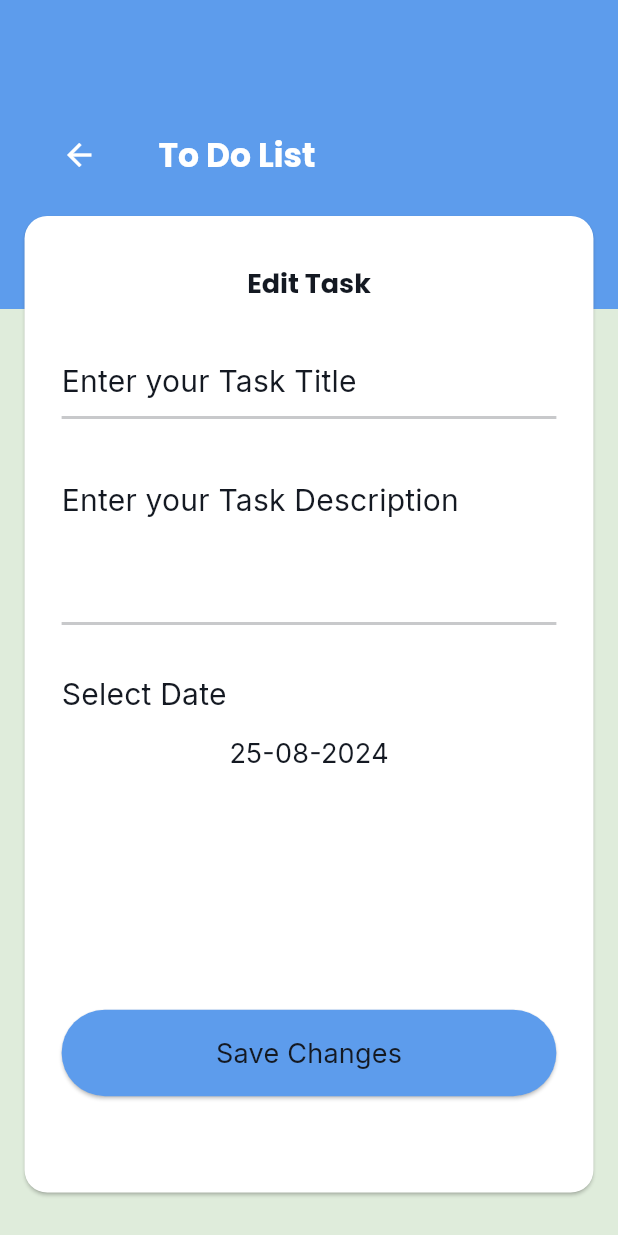
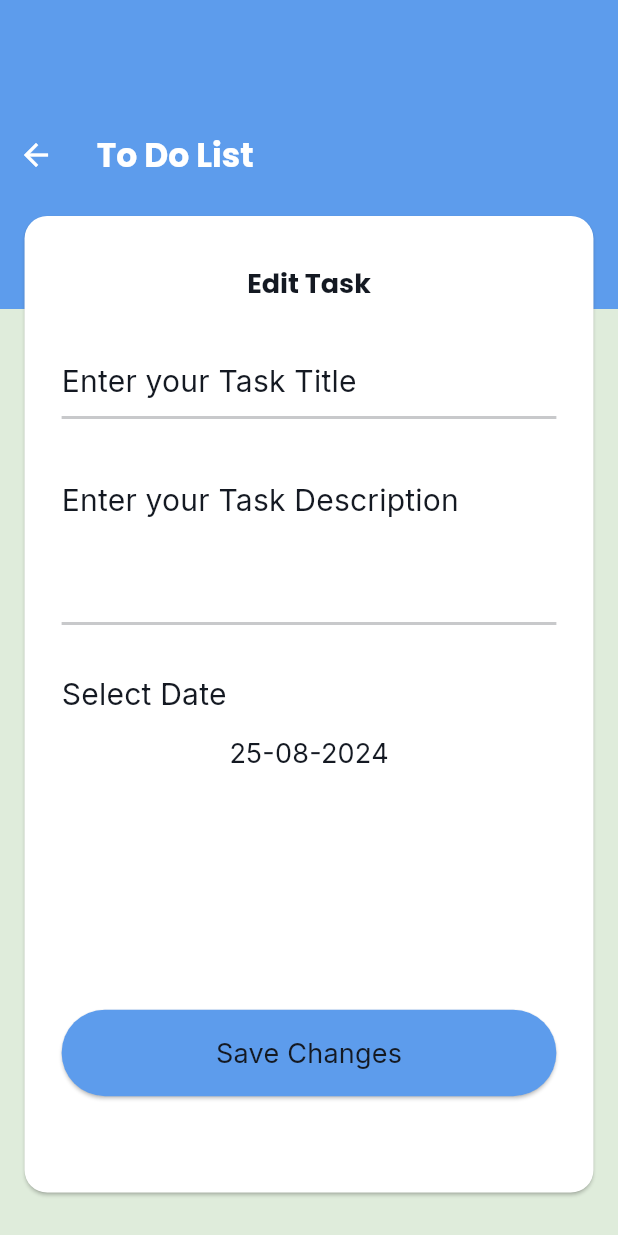
Before and after one commit to ahmedalam782/ToDo_App, a Flutter app: the EditTask screen opened directly with empty values, on a phone screen of 412 x 824 dp. Run offline on Flutter 3.47's test engine with Material 3 defaults, Android fonts, the phone set to English and light mode, and no system bars; our stand-ins replace cloud_firestore, easy_date_timeline, firebase_auth, firebase_core, firebase_messaging, flutter_local_notifications and 5 more; accounts and stored records are empty; generated files the repository leaves out were written again.

```diff
--- a/lib/Shared/Components/default_appbar.dart
+++ b/lib/Shared/Components/default_appbar.dart
@@ -1,5 +1,7 @@
 import 'package:flutter/material.dart';
+import 'package:provider/provider.dart';
 import 'package:todo_app_route/Shared/Themes/app_theme.dart';
+import 'package:todo_app_route/Ui/Widgets/Tabs/Settings_Tab/setting_provider.dart';
 
 class DefaultAppbar extends StatelessWidget {
   const DefaultAppbar({super.key, required this.title, this.isShow = false});
@@ -9,6 +11,7 @@ class DefaultAppbar extends StatelessWidget {
 
   @override
   Widget build(BuildContext context) {
+    SettingProvider settingProvider = Provider.of<SettingProvider>(context);
     return Container(
       padding: EdgeInsets.symmetric(
         vertical: MediaQuery.of(context).size.height * .09,
@@ -20,8 +23,13 @@ class DefaultAppbar extends StatelessWidget {
         children: [
           isShow
               ? Padding(
-                  padding: EdgeInsetsDirectional.symmetric(
-                    horizontal: MediaQuery.of(context).size.width * .07,
+                  padding: EdgeInsetsDirectional.only(
+                    end: settingProvider.lang == 'en'
+                        ? MediaQuery.of(context).size.width * .04
+                        : 0,
+                    start: settingProvider.lang == 'ar'
+                        ? MediaQuery.of(context).size.width * .06
+                        : 0,
                   ),
                   child: BackButton(
                     onPressed: () {
```
